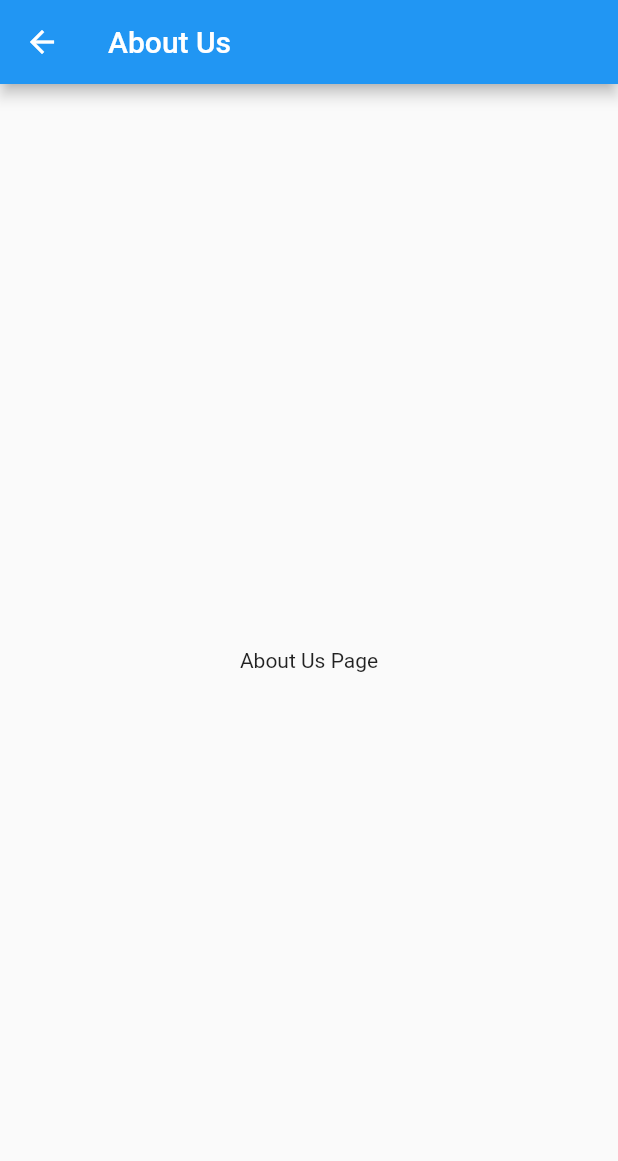
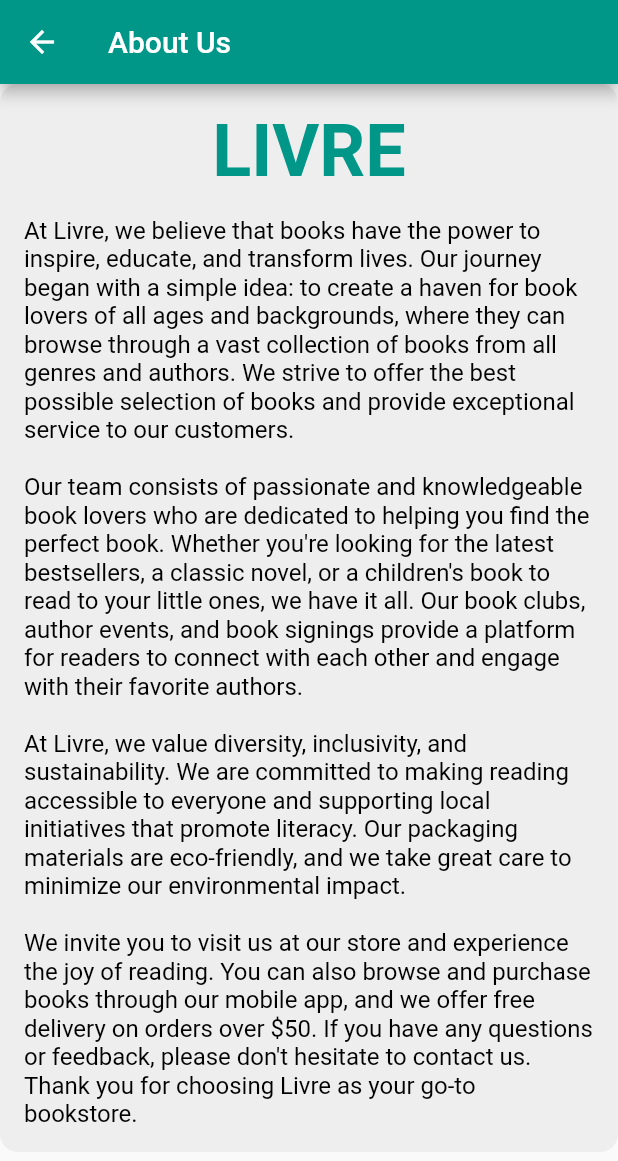
Before and after one commit to krm-aadil/livre_mobile, a Flutter app: the AboutUs screen opened directly, on a phone screen of 412 x 824 dp. Shown: the top 1161 px of the screen. Run offline on Flutter 3.47's test engine with Material 2 defaults, Android fonts, the light colour scheme and no system bars; our stand-ins replace carousel_slider, firebase_auth, firebase_core, geocoding, geolocator, google_maps_flutter and 5 more; accounts and stored records are empty.

Commit message:
more finishing touches

```diff
--- a/lib/profile/about_us.dart
+++ b/lib/profile/about_us.dart
@@ -6,9 +6,38 @@ class AboutUs extends StatelessWidget {
     return Scaffold(
       appBar: AppBar(
         title: Text('About Us'),
+        backgroundColor: Colors.teal, // Set app bar color to teal
       ),
-      body: Center(
-        child: Text('About Us Page'),
+      body: SingleChildScrollView(
+        child: Container(
+          padding: EdgeInsets.all(16),
+          decoration: BoxDecoration(
+            color: Colors.grey[200], // Set background color
+            borderRadius: BorderRadius.circular(12), // Add rounded border
+          ),
+          child: Column(
+            crossAxisAlignment: CrossAxisAlignment.stretch,
+            children: [
+              Text(
+                'LIVRE',
+                style: TextStyle(
+                  color: Colors.teal, // Set 'L' color to teal
+                  fontSize: 48,
+                  fontWeight: FontWeight.bold,
+                ),
+                textAlign: TextAlign.center,
+              ),
+              SizedBox(height: 16),
+              Text(
+                'At Livre, we believe that books have the power to inspire, educate, and transform lives. Our journey began with a simple idea: to create a haven for book lovers of all ages and backgrounds, where they can browse through a vast collection of books from all genres and authors. We strive to offer the best possible selection of books and provide exceptional service to our customers.\n\nOur team consists of passionate and knowledgeable book lovers who are dedicated to helping you find the perfect book. Whether you\'re looking for the latest bestsellers, a classic novel, or a children\'s book to read to your little ones, we have it all. Our book clubs, author events, and book signings provide a platform for readers to connect with each other and engage with their favorite authors.\n\nAt Livre, we value diversity, inclusivity, and sustainability. We are committed to making reading accessible to everyone and supporting local initiatives that promote literacy. Our packaging materials are eco-friendly, and we take great care to minimize our environmental impact.\n\nWe invite you to visit us at our store and experience the joy of reading. You can also browse and purchase books through our mobile app, and we offer free delivery on orders over \$50. If you have any questions or feedback, please don\'t hesitate to contact us. Thank you for choosing Livre as your go-to bookstore.',
+                style: TextStyle(
+                  color: Colors.black, // Set text color to black
+                  fontSize: 16,
+                ),
+              ),
+            ],
+          ),
+        ),
       ),
     );
   }
--- a/lib/profile/profile_orders.dart
+++ b/lib/profile/profile_orders.dart
@@ -6,9 +6,28 @@ class ProfileOrders extends StatelessWidget {
     return Scaffold(
       appBar: AppBar(
         title: Text('My Orders'),
+        backgroundColor: Colors.teal, // Set app bar color to teal
       ),
       body: Center(
-        child: Text('Orders Page'),
+        child: Column(
+          mainAxisAlignment: MainAxisAlignment.center,
+          children: [
+            Image.asset(
+              'assets/user.webp', // Replace with the actual image path
+              width: 200,
+              height: 200,
+            ),
+            SizedBox(height: 16),
+            Text(
+              "Oops, currently there have been no orders shipped to you",
+              style: TextStyle(
+                color: Colors.teal, // Set text color to teal
+                fontSize: 20,
+              ),
+              textAlign: TextAlign.center,
+            ),
+          ],
+        ),
       ),
     );
   }
--- a/lib/profile/profile_wishlist.dart
+++ b/lib/profile/profile_wishlist.dart
@@ -6,9 +6,28 @@ class ProfileWishlist extends StatelessWidget {
     return Scaffold(
       appBar: AppBar(
         title: Text('My Wishlist'),
+        backgroundColor: Colors.teal, // Set app bar color to teal
       ),
       body: Center(
-        child: Text('Wishlist Page'),
+        child: Column(
+          mainAxisAlignment: MainAxisAlignment.center,
+          children: [
+            Image.asset(
+              'assets/user.webp', // Replace with the actual image path
+              width: 200,
+              height: 200,
+            ),
+            SizedBox(height: 16),
+            Text(
+              "Oops, there's nothing currently on your favorite list",
+              style: TextStyle(
+                color: Colors.teal, // Set text color to teal
+                fontSize: 20,
+              ),
+              textAlign: TextAlign.center,
+            ),
+          ],
+        ),
       ),
     );
   }
--- a/lib/store/Author_Page.dart
+++ b/lib/store/Author_Page.dart
@@ -13,30 +13,35 @@ class AuthorPage extends StatelessWidget {
   Widget build(BuildContext context) {
     return Scaffold(
       appBar: AppBar(
+        backgroundColor: Colors.teal, // Set the app bar color to teal
         title: Text(authorName),
       ),
       body: Column(
         mainAxisAlignment: MainAxisAlignment.center,
         children: [
           Center(
-            child: Text(
-              authorName,
-              style: TextStyle(
-                fontSize: 24,
-                fontWeight: FontWeight.bold,
-              ),
-            ),
+            child: Column(
+              children: [
+                SizedBox(
+                  width: 150, // Adjust the width of the image
+                  height: 150, // Adjust the height of the image
+                  child: Image.asset(
+                      'assets/login.png'), // Replace 'path_to_your_image' with the actual image asset path
                 ),
                 SizedBox(height: 16),
                 Text(
-            authorBio,
+                  "Oops! Sorry, the books haven't been categorized yet",
                   style: TextStyle(
+                    color: Colors.teal, // Set the text color to teal
                     fontSize: 16,
                   ),
                   textAlign: TextAlign.center,
                 ),
               ],
             ),
+          ),
+        ],
+      ),
     );
   }
 }
--- a/lib/store/Category_Page.dart
+++ b/lib/store/Category_Page.dart
@@ -13,30 +13,35 @@ class CategoryPage extends StatelessWidget {
   Widget build(BuildContext context) {
     return Scaffold(
       appBar: AppBar(
-        title: Text(categoryName),
+        backgroundColor: Colors.teal, // Set the app bar color to teal
+        title: Text(categoryName), // Display the category name in the app bar
       ),
       body: Column(
         mainAxisAlignment: MainAxisAlignment.center,
         children: [
           Center(
-            child: Text(
-              categoryName,
-              style: TextStyle(
-                fontSize: 24,
-                fontWeight: FontWeight.bold,
-              ),
-            ),
+            child: Column(
+              children: [
+                SizedBox(
+                  width: 150, // Adjust the width of the image
+                  height: 150, // Adjust the height of the image
+                  child: Image.asset(
+                      'assets/login.png'), // Set the image asset path
                 ),
                 SizedBox(height: 16),
                 Text(
-            categoryDescription,
+                  "Oops! Sorry, the books haven't been categorized yet",
                   style: TextStyle(
+                    color: Colors.teal, // Set the text color to teal
                     fontSize: 16,
                   ),
                   textAlign: TextAlign.center,
                 ),
               ],
             ),
+          ),
+        ],
+      ),
     );
   }
 }
```
Also changed, not shown: lib/book_card.dart (added, +96 -0 lines), lib/home_page.dart (+5 -8 lines), lib/profile/profile_Page.dart (+30 -3 lines), assets/user.webp (added). Lines whose indentation alone changed are shown as unchanged.
